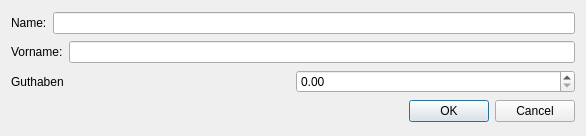
Qt form addstudent.ui (Snickers03/KlassenkassenManager) before a commit.
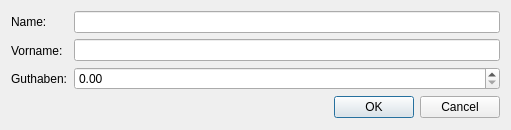
The same form after that commit.

What changed in the file:
```diff
--- a/addstudent.ui
+++ b/addstudent.ui
@@ -2,20 +2,30 @@
 <ui version="4.0">
  <class>addStudent</class>
  <widget class="QDialog" name="addStudent">
+  <property name="enabled">
+   <bool>true</bool>
+  </property>
   <property name="geometry">
    <rect>
     <x>0</x>
     <y>0</y>
-    <width>586</width>
-    <height>136</height>
+    <width>511</width>
+    <height>130</height>
    </rect>
   </property>
   <property name="windowTitle">
    <string>Dialog</string>
   </property>
-  <layout class="QVBoxLayout" name="verticalLayout">
+  <property name="sizeGripEnabled">
+   <bool>false</bool>
+  </property>
+  <layout class="QGridLayout" name="gridLayout">
+   <item row="0" column="0">
+    <layout class="QVBoxLayout" name="verticalLayout_3">
    <item>
-    <layout class="QHBoxLayout" name="horizontalLayout_3">
+      <layout class="QHBoxLayout" name="horizontalLayout_2">
+       <item>
+        <layout class="QVBoxLayout" name="verticalLayout_2">
      <item>
       <widget class="QLabel" name="label">
        <property name="text">
@@ -24,17 +34,6 @@
       </widget>
      </item>
      <item>
-      <widget class="QLineEdit" name="lineEdit">
-       <property name="text">
-        <string/>
-       </property>
-      </widget>
-     </item>
-    </layout>
-   </item>
-   <item>
-    <layout class="QHBoxLayout" name="horizontalLayout_2">
-     <item>
       <widget class="QLabel" name="label_2">
        <property name="text">
         <string>Vorname:</string>
@@ -42,20 +41,27 @@
       </widget>
      </item>
      <item>
-      <widget class="QLineEdit" name="lineEdit_2">
-       <property name="text">
-        <string/>
-       </property>
-      </widget>
-     </item>
-    </layout>
-   </item>
-   <item>
-    <layout class="QHBoxLayout" name="horizontalLayout_4">
-     <item>
       <widget class="QLabel" name="label_3">
        <property name="text">
-        <string>Guthaben</string>
+            <string>Guthaben:</string>
+           </property>
+          </widget>
+         </item>
+        </layout>
+       </item>
+       <item>
+        <layout class="QVBoxLayout" name="verticalLayout">
+         <item>
+          <widget class="QLineEdit" name="lineEdit">
+           <property name="text">
+            <string/>
+           </property>
+          </widget>
+         </item>
+         <item>
+          <widget class="QLineEdit" name="lineEdit_2">
+           <property name="text">
+            <string/>
        </property>
       </widget>
      </item>
@@ -71,6 +77,8 @@
      </item>
     </layout>
    </item>
+      </layout>
+     </item>
    <item>
     <layout class="QHBoxLayout" name="horizontalLayout">
      <item>
@@ -92,6 +100,8 @@
         <set>QDialogButtonBox::Cancel|QDialogButtonBox::Ok</set>
        </property>
       </widget>
+       </item>
+      </layout>
      </item>
     </layout>
    </item>
```
Lines whose indentation alone changed are shown as unchanged.
